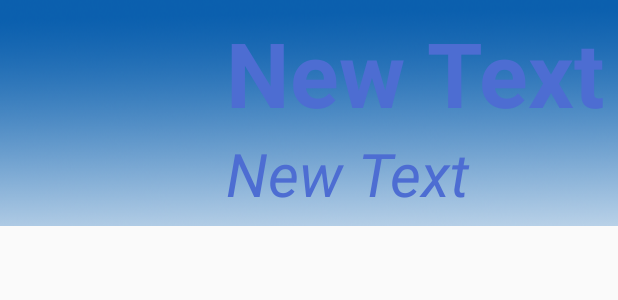
After one commit to keatichai/Traffic-Learn, an Android app: the layout traffic_listview.xml on its own in the app's theme, with its tools: preview values and no code run, on a phone screen of 412 x 824 dp. The commit adds this screen. Shown: the top 300 px of the screen. Run offline under Robolectric (Android 15) with nearby library versions, the phone set to English and light mode, and no system bars.

Commit message:
design ui listview finish

```diff
--- a/app/src/main/java/microchip/b02754/trafficlearn/MainActivity.java
+++ b/app/src/main/java/microchip/b02754/trafficlearn/MainActivity.java
@@ -39,10 +39,7 @@ public class MainActivity extends AppCompatActivity {
                 startActivity(intent);
 
 
-
                 //mediaPlayer.stop();
-
-
             }//onClick
         });
 
--- /dev/null
+++ b/app/src/main/res/layout/traffic_listview.xml
@@ -0,0 +1,37 @@
+<?xml version="1.0" encoding="utf-8"?>
+<LinearLayout xmlns:android="http://schemas.android.com/apk/res/android"
+    android:orientation="horizontal" android:layout_width="match_parent"
+    android:layout_height="wrap_content"
+    android:background="@drawable/bg_listview_blue">
+
+    <ImageView
+        android:layout_width="@dimen/icon"
+        android:layout_height="@dimen/icon"
+        android:id="@+id/imageView"
+        android:layout_margin="15dp" />
+
+    <LinearLayout
+        android:orientation="vertical"
+        android:layout_width="match_parent"
+        android:layout_height="match_parent"
+        android:gravity="center_vertical">
+
+        <TextView
+            android:layout_width="wrap_content"
+            android:layout_height="wrap_content"
+            android:text="New Text"
+            android:id="@+id/textView2"
+            android:textSize="@dimen/h1"
+            android:textStyle="bold"
+            android:textColor="@color/a_text" />
+
+        <TextView
+            android:layout_width="wrap_content"
+            android:layout_height="wrap_content"
+            android:text="New Text"
+            android:id="@+id/textView3"
+            android:textSize="@dimen/h2"
+            android:textStyle="italic"
+            android:textColor="@color/a_text" />
+    </LinearLayout>
+</LinearLayout>
```
Also changed, not shown: app/src/main/res/drawable/bg_listview_blue.png (added).
